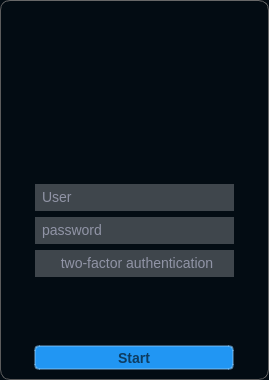
This is Centaur/ui/LoginDialog.ui in richardrom/Centaur as Qt 5 draws it before an edit. The edited form follows.
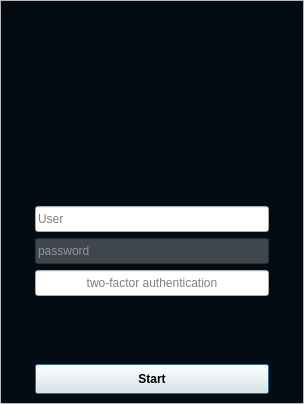
This is the edited form. Custom widgets are drawn as their Qt base class.

The edit to the form file:
```diff
--- a/Centaur/ui/LoginDialog.ui
+++ b/Centaur/ui/LoginDialog.ui
@@ -9,8 +9,8 @@
    <rect>
     <x>0</x>
     <y>0</y>
-    <width>269</width>
-    <height>380</height>
+    <width>304</width>
+    <height>404</height>
    </rect>
   </property>
   <property name="windowTitle">
@@ -36,91 +36,12 @@
 font-size:  25px;
 }
 
-
-QPushButton{
-font-size: 14px;
-font-weight: 600;
-color:  #0D3C61;
-border: 0px;
-border-radius:  5px;
-background-color: #2196f3;
-}
-
-QPushButton:default{
-font-size: 14px;
-font-weight: 800;
-color:  #0d3C61;
-border: 0px;
-border-radius:  5px;
-border: 2px solid rgba(144,203,249,100);
-background-color: #2196f3;
-}
-
-
-
-QPushButton:hover, QPushButton:hover:default{
-	background-color:  #339EF4;
-}
-
-QPushButton:pressed{
-background-color:  #68B8F7;
-}
-
-QPushButton:pressed:default{
-background-color:  #68B8F7;
-}
-
-QPushButton:disabled{
-color: #c0c0c0;
-background-color: #9D9EA4;
-}
-
-QLineEdit{
-font-size: 14px;
-border: 0px;
-color: rgb(225,225,255);
-background-color: rgb(63,70,76);
-border-radius:  0px;
-border-bottom: 2px solid  rgb(63,70,76);
-min-height: 25px;
-padding: 0 0 0 5;
-}
-
-
-QLineEdit:hover{
-background-color:  rgb(78,85,90);
-border-bottom: 2px solid #6ec6ff;
-}
-
-QLineEdit:focus{
-color: white;
-background-color:  rgb(94,100,105);
-border-bottom: 2px solid rgb(33,150,243);
-}
-
-QGroupBox {
-	font-size: 14px;
-    background-color: rgb(26,34,40);
-    border-radius: 5px;
-    margin-top: 18px; /* leave space at the top for the title */
-}
-
-QGroupBox::title {
-    subcontrol-origin: margin;
-    subcontrol-position: top left; /* position at the top center */
-    padding: 0 3px;
-}
-
-
 </string>
   </property>
   <property name="modal">
    <bool>true</bool>
   </property>
-  <layout class="QVBoxLayout" name="verticalLayout_2">
-   <property name="spacing">
-    <number>0</number>
-   </property>
+  <layout class="QVBoxLayout" name="dialogLayout">
    <property name="leftMargin">
     <number>0</number>
    </property>
@@ -134,75 +55,7 @@
     <number>0</number>
    </property>
    <item>
-    <widget class="CENTAUR_NAMESPACE::ResizableFrame" name="addMainFrame">
-     <property name="styleSheet">
-      <string notr="true">QFrame#addMainFrame{
-background-color: qlineargradient(x1:0.5, y1: 0, x2:0.5, y2:1, 
-							stop: .1 rgb(23,31,38), stop: 0 rgb(36,44,50) stop: .2  rgb(3,12,19));
-
-border-top-left-radius: 10px;
-border-top-right-radius: 10px;
-border-bottom-left-radius: 10px;
-border-bottom-right-radius: 10px;
-border-left: 1px solid rgb(92,92,92);
-border-top: 1px solid rgb(104,104,104);
-border-right: 1px solid rgb(104,104,104);
-border-bottom: 1px solid rgb(92,92,92);
-}</string>
-     </property>
-     <property name="frameShape">
-      <enum>QFrame::StyledPanel</enum>
-     </property>
-     <property name="frameShadow">
-      <enum>QFrame::Raised</enum>
-     </property>
-     <layout class="QVBoxLayout" name="verticalLayout_5">
-      <property name="spacing">
-       <number>0</number>
-      </property>
-      <property name="leftMargin">
-       <number>0</number>
-      </property>
-      <property name="topMargin">
-       <number>0</number>
-      </property>
-      <property name="rightMargin">
-       <number>0</number>
-      </property>
-      <property name="bottomMargin">
-       <number>0</number>
-      </property>
-      <item>
-       <widget class="CENTAUR_NAMESPACE::MovableFrame" name="mainTableFrame">
-        <property name="styleSheet">
-         <string notr="true">QFrame{
-border: 0px;
-}</string>
-        </property>
-        <property name="frameShape">
-         <enum>QFrame::StyledPanel</enum>
-        </property>
-        <property name="frameShadow">
-         <enum>QFrame::Raised</enum>
-        </property>
-        <layout class="QVBoxLayout" name="verticalLayout_6">
-         <property name="spacing">
-          <number>0</number>
-         </property>
-         <property name="leftMargin">
-          <number>0</number>
-         </property>
-         <property name="topMargin">
-          <number>0</number>
-         </property>
-         <property name="rightMargin">
-          <number>0</number>
-         </property>
-         <property name="bottomMargin">
-          <number>0</number>
-         </property>
-         <item>
-          <widget class="QFrame" name="mainFrame">
+    <widget class="CENTAUR_NAMESPACE::WindowFrame" name="mainFrame">
            <property name="styleSheet">
             <string notr="true"/>
            </property>
@@ -271,13 +124,11 @@
                 <property name="minimumSize">
                  <size>
                   <width>0</width>
-                  <height>27</height>
+            <height>26</height>
                  </size>
                 </property>
                 <property name="font">
-                 <font>
-                  <pointsize>-1</pointsize>
-                 </font>
+           <font/>
                 </property>
                 <property name="styleSheet">
                  <string notr="true"/>
@@ -298,7 +149,7 @@
                 <property name="minimumSize">
                  <size>
                   <width>0</width>
-                  <height>27</height>
+            <height>26</height>
                  </size>
                 </property>
                 <property name="palette">
@@ -501,9 +352,7 @@
                  </palette>
                 </property>
                 <property name="font">
-                 <font>
-                  <pointsize>-1</pointsize>
-                 </font>
+           <font/>
                 </property>
                 <property name="styleSheet">
                  <string notr="true"/>
@@ -518,6 +367,12 @@
               </item>
               <item>
                <widget class="QLineEdit" name="tfaEdit">
+          <property name="minimumSize">
+           <size>
+            <width>0</width>
+            <height>26</height>
+           </size>
+          </property>
                 <property name="alignment">
                  <set>Qt::AlignCenter</set>
                 </property>
@@ -526,8 +381,6 @@
                 </property>
                </widget>
               </item>
-             </layout>
-            </item>
             <item>
              <widget class="QLabel" name="errLabel">
               <property name="font">
@@ -562,30 +415,21 @@
              </spacer>
             </item>
             <item>
-             <layout class="QHBoxLayout" name="horizontalLayout2" stretch="0">
-              <property name="spacing">
-               <number>0</number>
-              </property>
-              <property name="rightMargin">
-               <number>0</number>
-              </property>
-              <item>
                <widget class="QPushButton" name="acceptButton">
                 <property name="minimumSize">
                  <size>
                   <width>0</width>
-                  <height>25</height>
+            <height>30</height>
                  </size>
                 </property>
                 <property name="maximumSize">
                  <size>
-                  <width>200</width>
+            <width>16777215</width>
                   <height>16777215</height>
                  </size>
                 </property>
                 <property name="font">
                  <font>
-                  <pointsize>-1</pointsize>
                   <bold>true</bold>
                   <kerning>true</kerning>
                  </font>
@@ -596,15 +440,18 @@
                 <property name="text">
                  <string>Start</string>
                 </property>
+          <property name="autoDefault">
+           <bool>true</bool>
+          </property>
+          <property name="default">
+           <bool>true</bool>
+          </property>
+          <property name="flat">
+           <bool>false</bool>
+          </property>
                </widget>
               </item>
              </layout>
-            </item>
-           </layout>
-          </widget>
-         </item>
-        </layout>
-       </widget>
       </item>
      </layout>
     </widget>
@@ -612,18 +459,6 @@
   </layout>
  </widget>
  <customwidgets>
-  <customwidget>
-   <class>CENTAUR_NAMESPACE::MovableFrame</class>
-   <extends>QFrame</extends>
-   <header>../../Library/cui/include/MovableFrame.hpp</header>
-   <container>1</container>
-  </customwidget>
-  <customwidget>
-   <class>CENTAUR_NAMESPACE::ResizableFrame</class>
-   <extends>QFrame</extends>
-   <header>../../Library/cui/include/ResizableFrame.hpp</header>
-   <container>1</container>
-  </customwidget>
   <customwidget>
    <class>CENTAUR_NAMESPACE::UserLineEdit</class>
    <extends>QLineEdit</extends>
@@ -634,6 +469,12 @@
    <extends>QLineEdit</extends>
    <header>../../Library/cui/include/PasswordLineEdit.hpp</header>
   </customwidget>
+  <customwidget>
+   <class>CENTAUR_NAMESPACE::WindowFrame</class>
+   <extends>QFrame</extends>
+   <header>../../Library/cui/include/WindowFrame.hpp</header>
+   <container>1</container>
+  </customwidget>
  </customwidgets>
  <resources>
   <include location="../qrc/resource.qrc"/>
```
Lines whose indentation alone changed are shown as unchanged.
